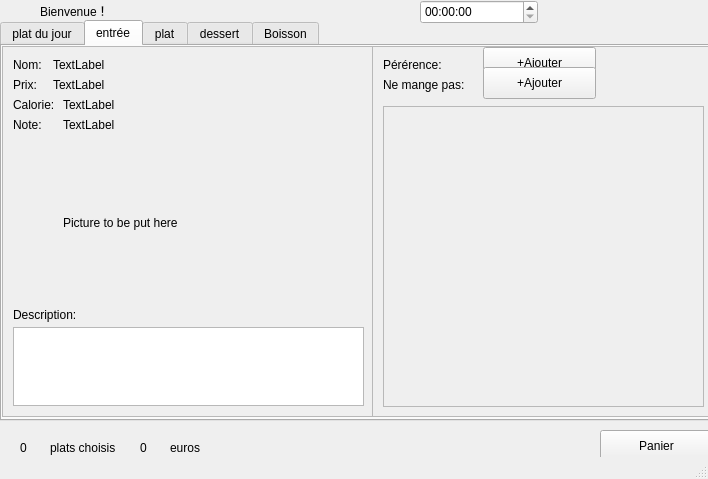
Above: menu_restaurant/mainwindow.ui from bartazuk/IGR203 before the change. Below: the same form after it.
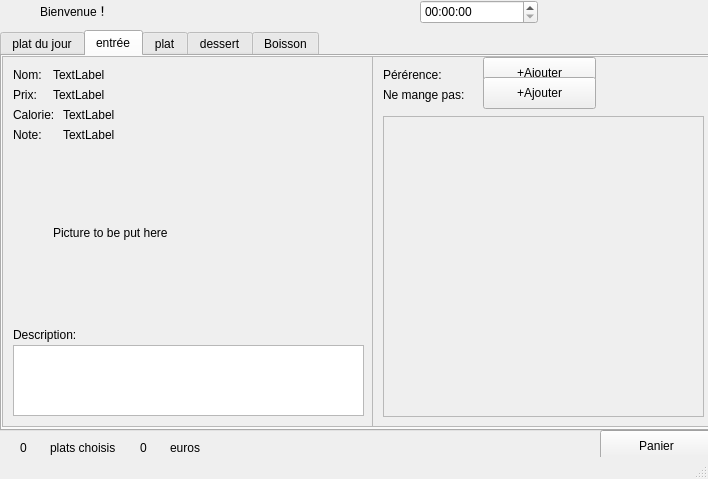
That is the form after the change. The open tabs and pages were chosen to show the change.

```diff
--- a/menu_restaurant/mainwindow.ui
+++ b/menu_restaurant/mainwindow.ui
@@ -80,7 +80,7 @@
     <property name="geometry">
      <rect>
       <x>0</x>
-      <y>20</y>
+      <y>30</y>
       <width>771</width>
       <height>401</height>
      </rect>
@@ -523,7 +523,7 @@
         <property name="geometry">
          <rect>
           <x>10</x>
-          <y>260</y>
+          <y>270</y>
           <width>81</width>
           <height>16</height>
          </rect>
@@ -536,9 +536,9 @@
         <property name="geometry">
          <rect>
           <x>10</x>
-          <y>280</y>
+          <y>288</y>
           <width>351</width>
-          <height>79</height>
+          <height>71</height>
          </rect>
         </property>
        </widget>
@@ -560,8 +560,8 @@
          <rect>
           <x>50</x>
           <y>10</y>
-          <width>61</width>
-          <height>15</height>
+          <width>201</width>
+          <height>16</height>
          </rect>
         </property>
         <property name="text">
@@ -573,8 +573,8 @@
          <rect>
           <x>50</x>
           <y>30</y>
-          <width>61</width>
-          <height>15</height>
+          <width>201</width>
+          <height>16</height>
          </rect>
         </property>
         <property name="text">
@@ -586,8 +586,8 @@
          <rect>
           <x>60</x>
           <y>50</y>
-          <width>61</width>
-          <height>15</height>
+          <width>201</width>
+          <height>16</height>
          </rect>
         </property>
         <property name="text">
@@ -597,10 +597,10 @@
        <widget class="QLabel" name="e_picture">
         <property name="geometry">
          <rect>
-          <x>60</x>
-          <y>100</y>
-          <width>181</width>
-          <height>151</height>
+          <x>50</x>
+          <y>90</y>
+          <width>171</width>
+          <height>171</height>
          </rect>
         </property>
         <property name="text">
@@ -612,8 +612,8 @@
          <rect>
           <x>60</x>
           <y>70</y>
-          <width>61</width>
-          <height>15</height>
+          <width>201</width>
+          <height>16</height>
          </rect>
         </property>
         <property name="text">
```
Left out of the diff: 78 changed lines with no effect on the pictures.
